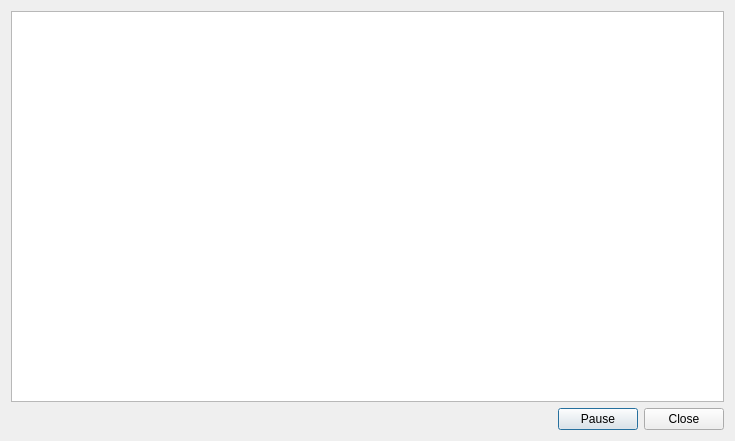
Before: the Qt Designer form BackgroundTaskManager/JobViewer.ui in KDE/kphotoalbum, drawn with Qt 5.
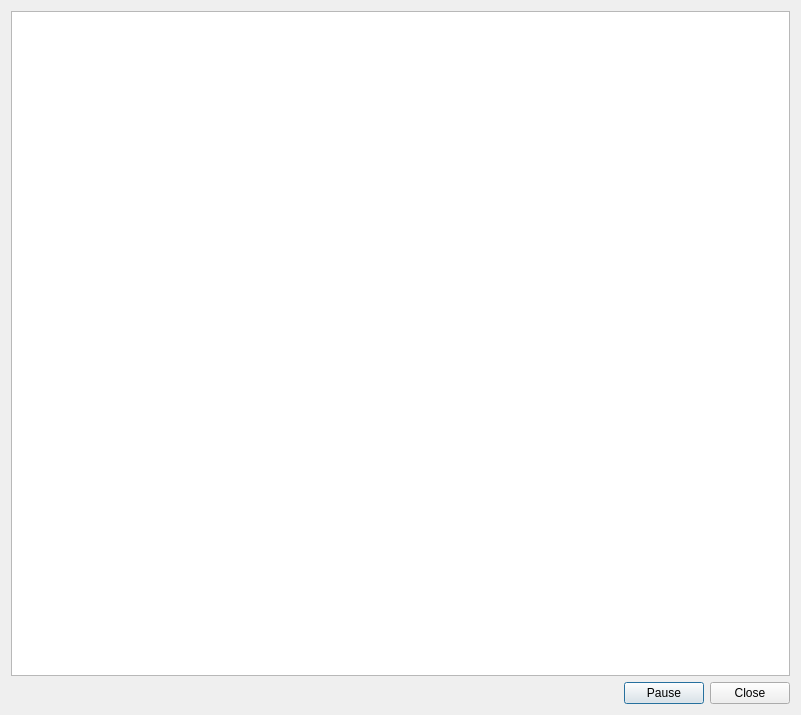
After: the same form once the commit is applied.

Commit message: improved layout of the job viewer

What changed in the file:
```diff
--- a/BackgroundTaskManager/JobViewer.ui
+++ b/BackgroundTaskManager/JobViewer.ui
@@ -6,8 +6,8 @@
    <rect>
     <x>0</x>
     <y>0</y>
-    <width>735</width>
-    <height>441</height>
+    <width>801</width>
+    <height>715</height>
    </rect>
   </property>
   <property name="windowTitle">
@@ -15,7 +15,17 @@
   </property>
   <layout class="QVBoxLayout" name="verticalLayout">
    <item>
-    <widget class="QTreeView" name="view"/>
+    <widget class="QTreeView" name="view">
+     <property name="showDropIndicator" stdset="0">
+      <bool>false</bool>
+     </property>
+     <property name="alternatingRowColors">
+      <bool>true</bool>
+     </property>
+     <property name="rootIsDecorated">
+      <bool>false</bool>
+     </property>
+    </widget>
    </item>
    <item>
     <layout class="QHBoxLayout" name="horizontalLayout">
```
The commit also changes 1 other file.
